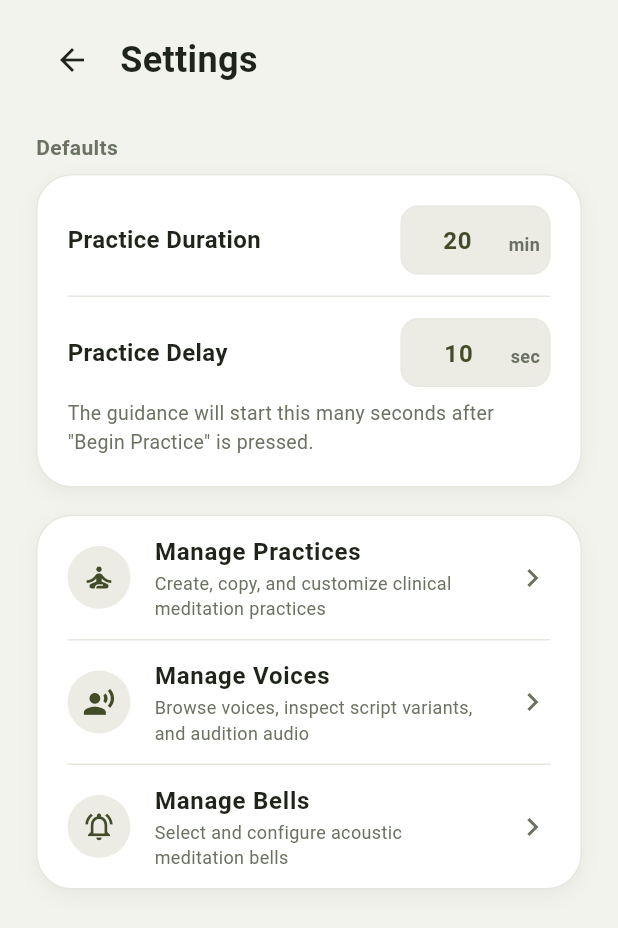
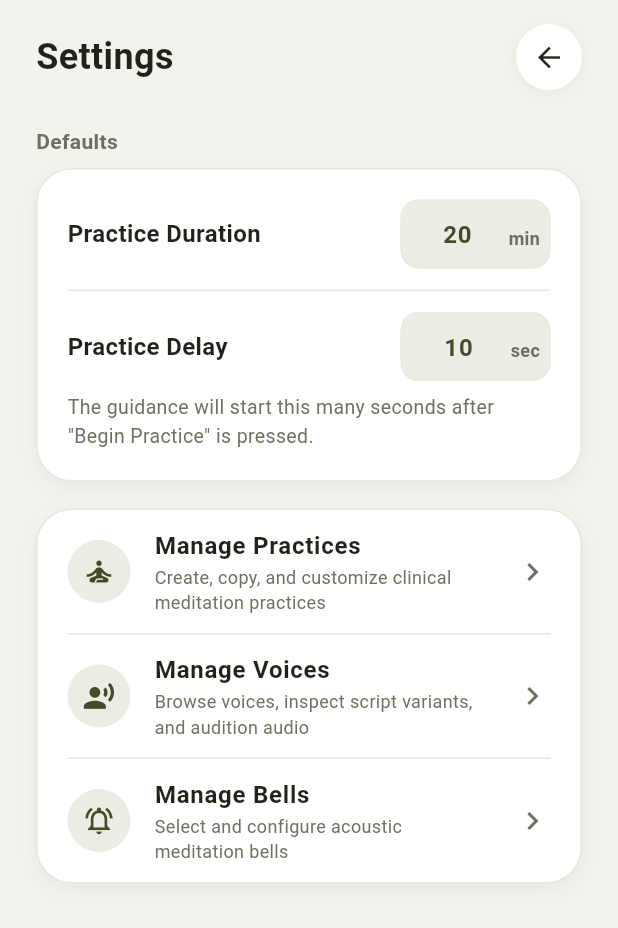
Before and after one commit to jscherer26/SetAndSit, a Flutter app: the screen it shows after launch, after a tap on the "settings" icon, on a phone screen of 412 x 824 dp. Shown: the top 928 px of the screen. Run offline on Flutter 3.47's test engine with Material 3 defaults, Android fonts, the phone set to English and light mode, and no system bars; our stand-ins replace audioplayers, shared_preferences, wakelock_plus.

Commit message:
fix(settings): update settings back button to top-right circular button and ensure developer mode starts disabled

```diff
--- a/lib/main.dart
+++ b/lib/main.dart
@@ -21,14 +21,13 @@ void main() async {
   SavedState? savedState;
   List<VoiceConfig>? voices;
   List<PracticeConfig>? practices;
-  bool isDevMode = false;
 
   try {
     await PreferencesService.init();
+    await PreferencesService.resetDeveloperModeOnStartup();
     savedState = await PreferencesService.loadState();
     voices = await PreferencesService.loadVoices();
     practices = await PreferencesService.loadPractices();
-    isDevMode = await PreferencesService.isDeveloperMode();
   } catch (e, stack) {
     debugPrint('[SetAndSit] Error loading preferences: $e\n$stack');
   }
@@ -38,11 +37,11 @@ void main() async {
     initialState: savedState,
     initialVoices: voices,
     initialPractices: practices,
-    initialDeveloperMode: isDevMode,
+    initialDeveloperMode: false,
   ));
 
   // Non-blocking initialization after runApp
-  AudioManifestService.initialize(developerMode: isDevMode).catchError((e) {
+  AudioManifestService.initialize(developerMode: false).catchError((e) {
     debugPrint('[SetAndSit] AudioManifestService error: $e');
   });
 }
--- a/lib/screens/settings_screen.dart
+++ b/lib/screens/settings_screen.dart
@@ -208,19 +208,33 @@ class _SettingsScreenState extends State<SettingsScreen> {
             children: [
               // Top Bar
               Row(
+                mainAxisAlignment: MainAxisAlignment.spaceBetween,
                 children: [
-                  IconButton(
-                    icon: const Icon(Icons.arrow_back,
-                        color: AppColors.textBlack),
-                    onPressed: _handleBack,
-                  ),
-                  const SizedBox(width: 8),
                   const Text(
                     'Settings',
                     style: TextStyle(
                       fontSize: 24,
                       fontWeight: FontWeight.bold,
                       color: AppColors.textBlack,
+                    ),
+                  ),
+                  Container(
+                    width: 44,
+                    height: 44,
+                    decoration: const BoxDecoration(
+                      color: AppColors.white,
+                      shape: BoxShape.circle,
+                      boxShadow: [
+                        BoxShadow(
+                          color: AppColors.cardShadow,
+                          blurRadius: 8,
+                          offset: Offset(0, 2),
+                        ),
+                      ],
+                    ),
+                    child: IconButton(
+                      icon: const Icon(Icons.arrow_back, color: AppColors.textBlack, size: 22),
+                      onPressed: _handleBack,
                     ),
                   ),
                 ],
--- a/lib/services/preferences_service.dart
+++ b/lib/services/preferences_service.dart
@@ -23,6 +23,14 @@ class PreferencesService {
   static Future<void> setDeveloperMode(bool enabled) async {
     final prefs = await getPrefs();
     await prefs.setBool(_keyDeveloperMode, enabled);
+  }
+
+  /// Ensures Developer Mode always starts as false on fresh application launch.
+  static Future<void> resetDeveloperModeOnStartup() async {
+    try {
+      final prefs = await getPrefs();
+      await prefs.setBool(_keyDeveloperMode, false);
+    } catch (_) {}
   }
 
   /// Visible for testing to reset cached instance when mock values change
```
